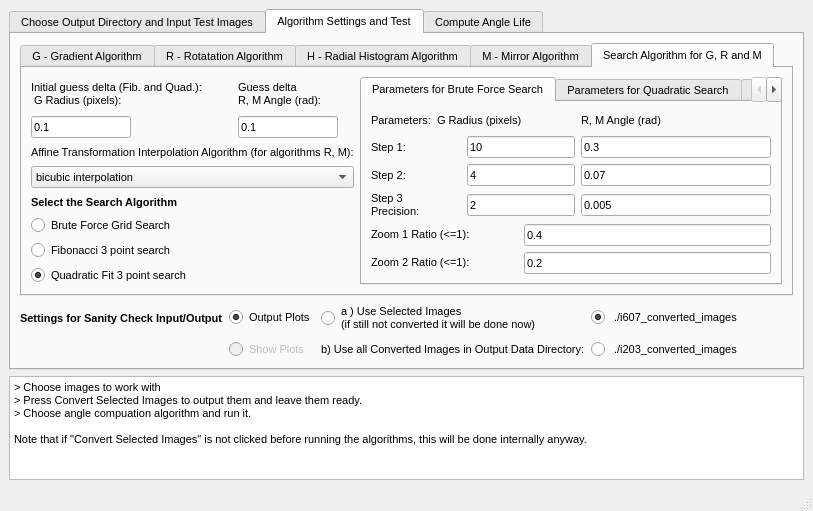
Oiangu9/Conical_Refraction_Polarimeter, file GUI/Design.ui: the form before one commit.
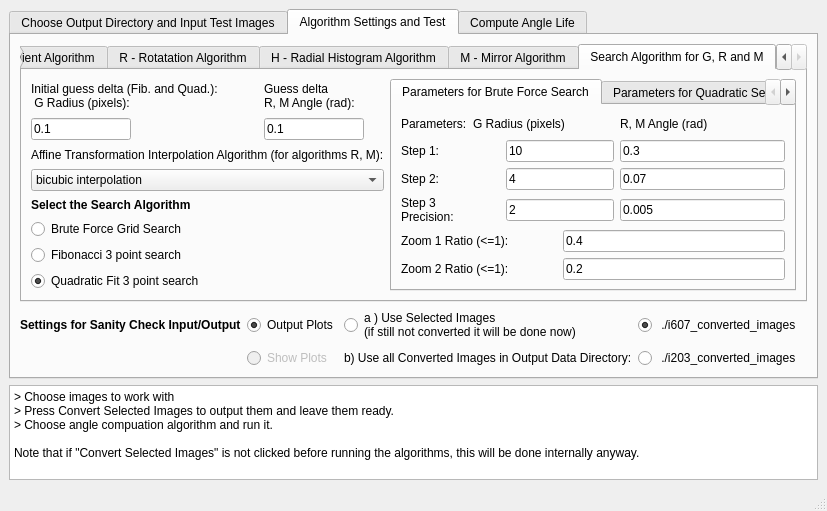
The form after the commit.

Commit message: Dynamical font size with screen resolution

Diff of the .ui file:
```diff
--- a/GUI/Design.ui
+++ b/GUI/Design.ui
@@ -18,7 +18,7 @@
   </property>
   <property name="font">
    <font>
-    <pointsize>8</pointsize>
+    <pointsize>9</pointsize>
     <weight>50</weight>
     <italic>false</italic>
     <bold>false</bold>
```
The commit also changes 2 other files.
